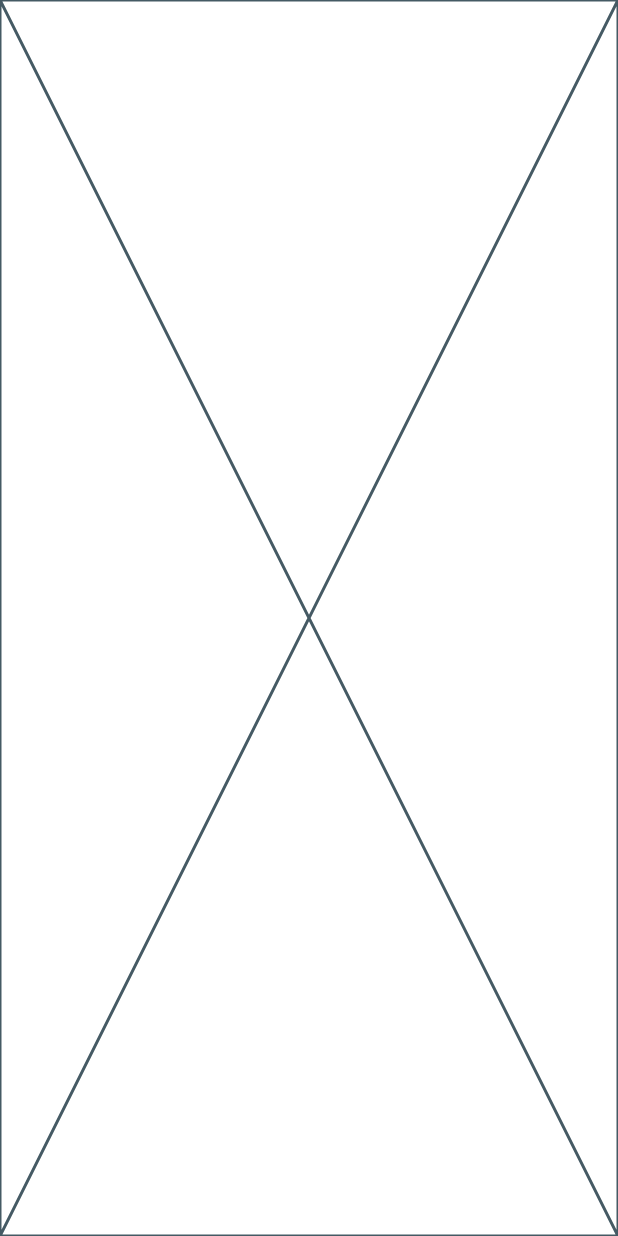
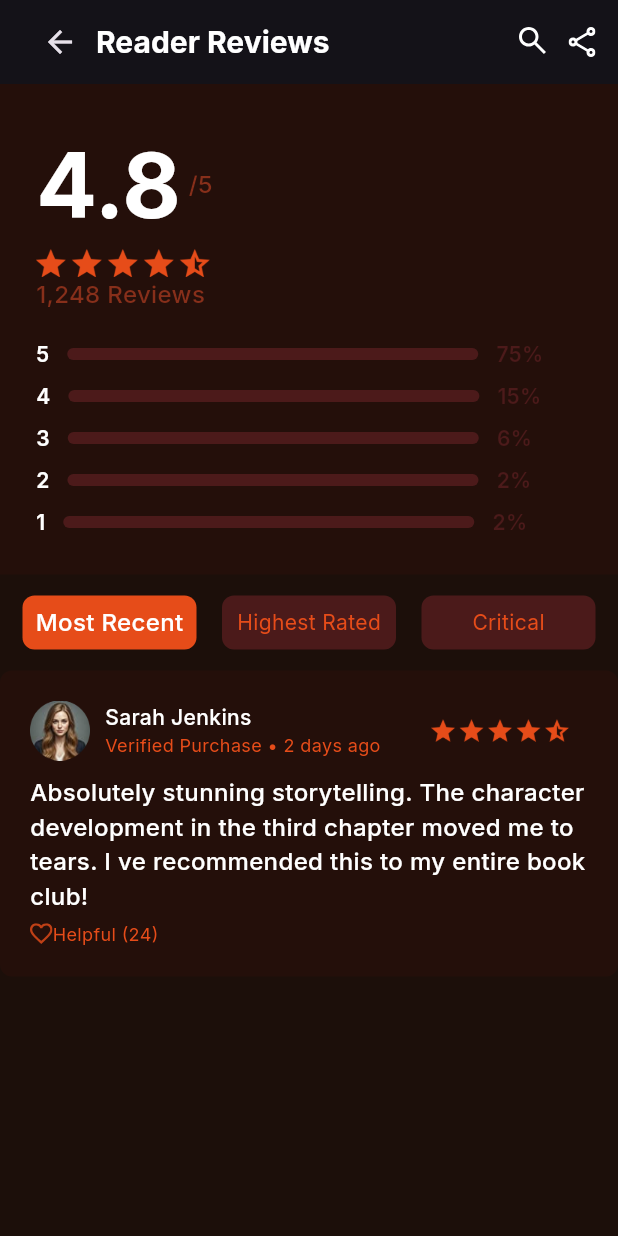
Before and after one commit to Brahm03/pn-app, a Flutter app: the screen it shows after launch, on a phone screen of 412 x 824 dp. Run offline on Flutter 3.47's test engine with Material 3 defaults, Android fonts, the phone set to English and light mode, and no system bars; our stand-ins replace dio, equatable, flutter_svg, google_fonts.

Commit message:
review ochildi

```diff
--- a/lib/src/core/app/app.dart
+++ b/lib/src/core/app/app.dart
@@ -7,10 +7,11 @@ class App extends StatelessWidget {
   @override
   Widget build(BuildContext context) {
     return MaterialApp(
-      debugShowCheckedModeBanner: true,
+      debugShowCheckedModeBanner: false,
+      theme: ThemeData.dark(),
       title: 'PN app',
       onGenerateRoute: AppRouter.onGenerateRoute,
-      initialRoute: '/login',
+      initialRoute: '/review',
     );
   }
 }
--- a/lib/src/core/router/app_router.dart
+++ b/lib/src/core/router/app_router.dart
@@ -1,11 +1,14 @@
 import 'package:flutter/material.dart';
 import 'package:pn_app/src/features/auth/presentation/screens/login_page.dart';
+import 'package:pn_app/src/features/review/presentation/screen/review_screen.dart';
 
 class AppRouter {
   static Route<dynamic>? onGenerateRoute(RouteSettings settings) {
     switch (settings.name) {
       case '/login':
         return customRouter(LoginPage());
+          case '/review':
+        return customRouter(ReviewScreen());
       // case "sign_up":
       //   return customRouter();
       default:
--- a/lib/src/features/review/presentation/screen/review_screen.dart
+++ b/lib/src/features/review/presentation/screen/review_screen.dart
@@ -0,0 +1,378 @@
+import 'package:flutter/material.dart';
+import 'package:flutter_svg/flutter_svg.dart';
+import 'package:google_fonts/google_fonts.dart';
+
+class ReviewScreen extends StatelessWidget {
+  const ReviewScreen({super.key});
+
+  @override
+  Widget build(BuildContext context) {
+    return Scaffold(
+      backgroundColor: Color(0xff1c0f0a),
+      appBar: AppBar(
+        actions: [
+          SvgPicture.asset('assets/icons/search.svg'),
+          SizedBox(width: 15),
+          SvgPicture.asset('assets/icons/menu.svg'),
+          SizedBox(width: 15),
+        ],
+        title: Row(
+          children: [
+            IconButton(onPressed: () {}, icon: Icon(Icons.arrow_back)),
+            Text(
+              'Reader Reviews',
+              style: GoogleFonts.inter(
+                fontWeight: FontWeight.w700,
+                fontSize: 20,
+                color: Colors.white,
+              ),
+            ),
+          ],
+        ),
+      ),
+      body: Column(
+        children: [
+          Container(
+            width: double.infinity,
+            height: 327,
+            color: Color.fromARGB(230, 48, 16, 9).withAlpha(100),
+            child: Padding(
+              padding: const EdgeInsets.all(24),
+              child: Column(
+                crossAxisAlignment: CrossAxisAlignment.start,
+                children: [
+                  Row(
+                    children: [
+                      Text(
+                        '4.8',
+                        style: GoogleFonts.inter(
+                          fontWeight: FontWeight.w700,
+                          fontSize: 60,
+                          color: Colors.white,
+                        ),
+                      ),
+                      SizedBox(width: 5),
+                      Text(
+                        '/5',
+                        style: GoogleFonts.inter(
+                          fontWeight: FontWeight.w500,
+                          fontSize: 16,
+                          color: Color.fromARGB(230, 146, 50, 28),
+                        ),
+                      ),
+                    ],
+                  ),
+                  Image.asset(
+                    'assets/images/stars.png',
+                    height: 19,
+                    width: 125,
+                  ),
+                  Text(
+                    '1,248 Reviews',
+                    style: GoogleFonts.inter(
+                      fontWeight: FontWeight.w500,
+                      fontSize: 16,
+                      color: Color.fromARGB(230, 146, 50, 28),
+                    ),
+                  ),
+                  SizedBox(height: 18),
+                  Row(
+                    children: [
+                      Text(
+                        '5',
+                        style: GoogleFonts.inter(
+                          fontWeight: FontWeight.w600,
+                          fontSize: 14,
+                          color: Colors.white,
+                        ),
+                      ),
+                      SizedBox(width: 12),
+                      Container(
+                        height: 8,
+                        width: 274,
+                        decoration: BoxDecoration(
+                          borderRadius: BorderRadius.circular(10),
+                          color: Color.fromARGB(230, 80, 27, 28),
+                        ),
+                      ),
+                      SizedBox(width: 12),
+                      Text(
+                        '75%',
+                        style: GoogleFonts.inter(
+                          fontWeight: FontWeight.w600,
+                          fontSize: 14,
+                          color: Color.fromARGB(230, 80, 27, 28),
+                        ),
+                      ),
+                    ],
+                  ),
+                  SizedBox(height: 8),
+                  Row(
+                    children: [
+                      Text(
+                        '4',
+                        style: GoogleFonts.inter(
+                          fontWeight: FontWeight.w600,
+                          fontSize: 14,
+                          color: Colors.white,
+                        ),
+                      ),
+                      SizedBox(width: 12),
+                      Container(
+                        height: 8,
+                        width: 274,
+                        decoration: BoxDecoration(
+                          borderRadius: BorderRadius.circular(10),
+                          color: Color.fromARGB(230, 80, 27, 28),
+                        ),
+                      ),
+                      SizedBox(width: 12),
+                      Text(
+                        '15%',
+                        style: GoogleFonts.inter(
+                          fontWeight: FontWeight.w600,
+                          fontSize: 14,
+                          color: Color.fromARGB(230, 80, 27, 28),
+                        ),
+                      ),
+                    ],
+                  ),
+                  SizedBox(height: 8),
+                  Row(
+                    children: [
+                      Text(
+                        '3',
+                        style: GoogleFonts.inter(
+                          fontWeight: FontWeight.w600,
+                          fontSize: 14,
+                          color: Colors.white,
+                        ),
+                      ),
+                      SizedBox(width: 12),
+                      Container(
+                        height: 8,
+                        width: 274,
+                        decoration: BoxDecoration(
+                          borderRadius: BorderRadius.circular(10),
+                          color: Color.fromARGB(230, 80, 27, 28),
+                        ),
+                      ),
+                      SizedBox(width: 12),
+                      Text(
+                        '6%',
+                        style: GoogleFonts.inter(
+                          fontWeight: FontWeight.w600,
+                          fontSize: 14,
+                          color: Color.fromARGB(230, 80, 27, 28),
+                        ),
+                      ),
+                    ],
+                  ),
+                  SizedBox(height: 8),
+                  Row(
+                    children: [
+                      Text(
+                        '2',
+                        style: GoogleFonts.inter(
+                          fontWeight: FontWeight.w600,
+                          fontSize: 14,
+                          color: Colors.white,
+                        ),
+                      ),
+                      SizedBox(width: 12),
+                      Container(
+                        height: 8,
+                        width: 274,
+                        decoration: BoxDecoration(
+                          borderRadius: BorderRadius.circular(10),
+                          color: Color.fromARGB(230, 80, 27, 28),
+                        ),
+                      ),
+                      SizedBox(width: 12),
+                      Text(
+                        '2%',
+                        style: GoogleFonts.inter(
+                          fontWeight: FontWeight.w600,
+                          fontSize: 14,
+                          color: Color.fromARGB(230, 80, 27, 28),
+                        ),
+                      ),
+                    ],
+                  ),
+                  SizedBox(height: 8),
+                  Row(
+                    children: [
+                      Text(
+                        '1',
+                        style: GoogleFonts.inter(
+                          fontWeight: FontWeight.w600,
+                          fontSize: 14,
+                          color: Colors.white,
+                        ),
+                      ),
+                      SizedBox(width: 12),
+                      Container(
+                        height: 8,
+                        width: 274,
+                        decoration: BoxDecoration(
+                          borderRadius: BorderRadius.circular(10),
+                          color: Color.fromARGB(230, 80, 27, 28),
+                        ),
+                      ),
+                      SizedBox(width: 12),
+                      Text(
+                        '2%',
+                        style: GoogleFonts.inter(
+                          fontWeight: FontWeight.w600,
+                          fontSize: 14,
+                          color: Color.fromARGB(230, 80, 27, 28),
+                        ),
+                      ),
+                    ],
+                  ),
+                ],
+              ),
+            ),
+          ),
+          Padding(
+            padding: const EdgeInsets.symmetric(horizontal: 15),
+            child: Column(
+              children: [
+                SizedBox(height: 14),
+                Row(
+                  mainAxisAlignment: MainAxisAlignment.spaceBetween,
+                  children: [
+                    Container(
+                      alignment: Alignment.center,
+                      width: 116,
+                      height: 36,
+                      decoration: BoxDecoration(
+                        borderRadius: BorderRadius.circular(8),
+                        color: Color(0xffE64C19),
+                      ),
+                      child: Text(
+                        'Most Recent',
+                        style: GoogleFonts.inter(
+                          fontWeight: FontWeight.w500,
+                          fontSize: 16,
+                          color: Colors.white,
+                        ),
+                      ),
+                    ),
+                    Container(
+                      alignment: Alignment.center,
+                      width: 116,
+                      height: 36,
+                      decoration: BoxDecoration(
+                        borderRadius: BorderRadius.circular(8),
+                        color: Color.fromARGB(230, 80, 27, 28),
+                      ),
+                      child: Text(
+                        'Highest Rated',
+                        style: GoogleFonts.inter(color: Color(0xffE64C19)),
+                      ),
+                    ),
+
+                    Container(
+                      alignment: Alignment.center,
+                      width: 116,
+                      height: 36,
+                      decoration: BoxDecoration(
+                        borderRadius: BorderRadius.circular(8),
+                        color: Color.fromARGB(230, 80, 27, 28),
+                      ),
+                      child: Text(
+                        'Critical',
+                        style: GoogleFonts.inter(color: Color(0xffE64C19)),
+                      ),
+                    ),
+                  ],
+                ),
+              ],
+            ),
+          ),
+          SizedBox(height: 14,),
+          Container(
+            alignment: Alignment.center,
+
+            decoration: BoxDecoration(
+              borderRadius: BorderRadius.circular(8),
+ color: Color.fromARGB(230, 48, 16, 9).withAlpha(100),
+            ),
+            child: Padding(
+              padding: const EdgeInsets.all(20.0),
+              child: Column(
+                children: [
+              Row(
+                children: [
+                  Container(
+                    width: 40,
+                    height: 40,
+                    decoration: BoxDecoration(
+                      borderRadius: BorderRadius.circular(30),
+                    ),
+                    child: Image.asset('assets/images/girl.png'),
+                  ),
+                  SizedBox(width: 10,),
+                  Column(
+                    crossAxisAlignment: CrossAxisAlignment.start,
+                    children: [
+                      Text(
+                          'Sarah Jenkins',
+                          style: GoogleFonts.inter(
+                            fontWeight: FontWeight.w500,
+                            fontSize: 14,
+                            color: Colors.white,
+                          ),
+                        ),
+                               Text(
+                          'Verified Purchase • 2 days ago',
+                          style: GoogleFonts.inter(
+                            fontWeight: FontWeight.w400,
+                            fontSize: 12,
+                            color: Color(0xffE64C19),
+                          ),
+                        ),
+
+                    ],
+                  ),
+                  Spacer(),
+                        Image.asset(
+                    'assets/images/stars.png',
+                    height: 15,
+                    width: 110,
+                  ),
+                ],
+              ),
+              SizedBox(height: 10,),
+                  Text(
+                          'Absolutely stunning storytelling. The character development in the third chapter moved me to tears. I ve recommended this to my entire book club!',
+                          style: GoogleFonts.inter(
+                            fontWeight: FontWeight.w500,
+                            fontSize: 16,
+                            color: Colors.white,
+                          ),
+                        ),
+                        SizedBox(height: 5,),
+                        Row(
+                          children: [
+                            SvgPicture.asset('assets/icons/heart.svg',width: 15,height: 15,),
+                         Text(
+                          'Helpful (24)',
+                          style: GoogleFonts.inter(
+                            fontWeight: FontWeight.w400,
+                            fontSize: 12,
+                            color: Color(0xffE64C19),
+                          ),
+                        ),
+                          ],
+                        )
+                ],
+              ),
+            ),
+          ),
+        ],
+      ),
+    );
+  }
+}
```
Also changed, not shown: pubspec.yaml (+5 -3 lines), assets/icons/heart.svg (added), assets/icons/menu.svg (added), assets/icons/search.svg (added), assets/images/girl.png (added), assets/images/stars.png (added), pubspec.lock, 1 other file.
